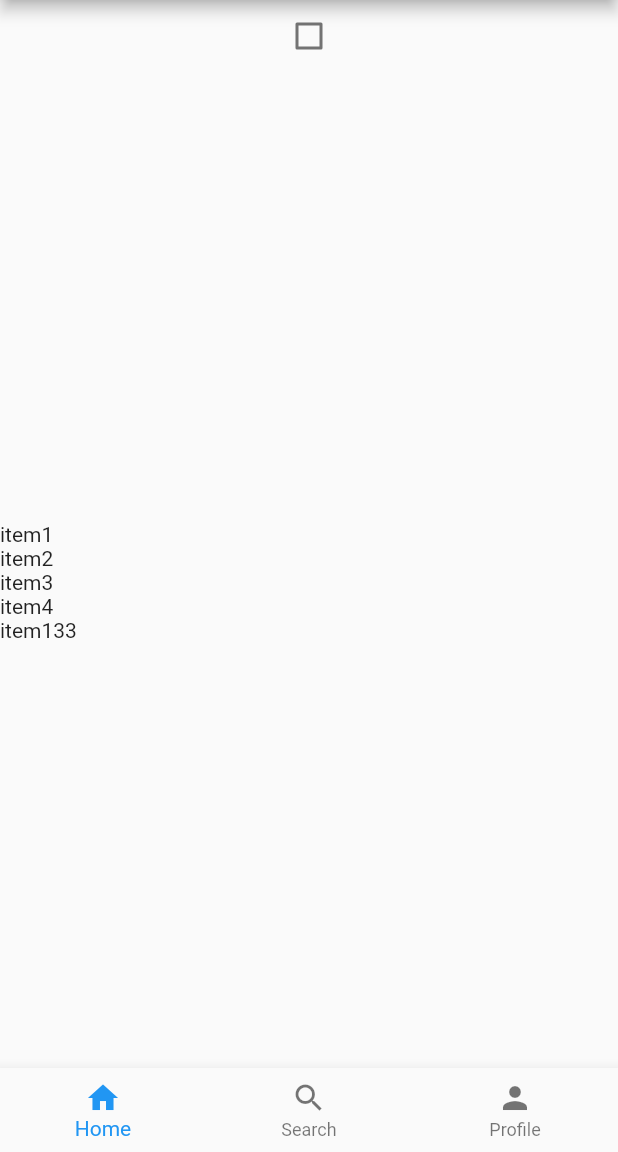
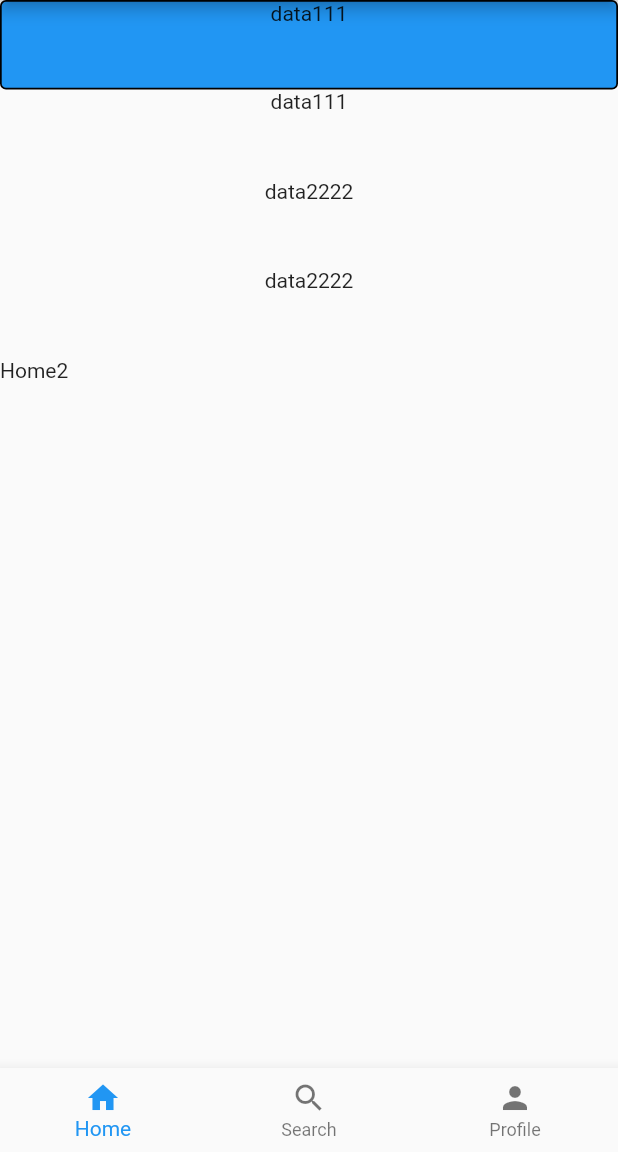
Before and after one commit to TestBirdSky/study_cross, a Flutter app: the screen it shows after launch, on a phone screen of 412 x 824 dp, the part 84-1236 px from its top. Run offline on Flutter 3.47's test engine with Material 2 defaults, Android fonts, the phone set to English and light mode, and no system bars; drawn by our look-alikes of flutter_slidable; our stand-ins replace flutter_screenutil, get, logger, scroll_date_picker.

```diff
--- a/lib/main.dart
+++ b/lib/main.dart
@@ -2,11 +2,13 @@ import 'package:flutter/cupertino.dart';
 import 'package:flutter/material.dart';
 import 'package:flutter/widgets.dart';
 import 'package:flutter_screenutil/flutter_screenutil.dart';
+import 'package:flutter_slidable/flutter_slidable.dart';
 import 'package:get/get.dart';
 import 'package:get/get_state_manager/get_state_manager.dart';
 import 'package:scroll_date_picker/scroll_date_picker.dart';
 import 'package:study_flutter/base/BaseController.dart';
 import 'package:study_flutter/base/BaseStateWidget.dart';
+import 'package:study_flutter/dialog.dart';
 import 'package:study_flutter/log.dart';
 
 void main() => runApp(MyApp2());
@@ -98,7 +100,7 @@ class MyApp2 extends BaseStateWidget<MyAppC> {
         minTextAdapt: true,
         splitScreenMode: true,
         builder: (context, child) {
-          return MaterialApp(
+          return GetMaterialApp(
             title: 'Bottom Navigation Bar Demo2',
             theme: ThemeData(
               primarySwatch: Colors.blue,
@@ -166,18 +168,149 @@ class TestPage extends BaseStateWidget<TestC> {
   @override
   Widget initWidget(BuildContext context) {
     logger.i("title$title");
-    return ListView(
+    return ListView(children: <Widget>[
+      Container(
+        height: 50.h,
+        child: PageView(
+          controller: PageController(initialPage: 0),
+          children: [
+            Container(
+              decoration: BoxDecoration(
+                color: Colors.blue,
+                borderRadius: BorderRadius.all(Radius.circular(4.0)),
+                border: Border.all(width: 1.w),
+              ),
+              child: Column(
+                children: [Text("data111")],
+              ),
+              height: 50.h,
+            ),
+            Container(
+              child: Column(
+                children: [Text("data2222")],
+              ),
+              height: 50.h,
+            ),
+          ],
+        ),
+      ),
+      Container(
+        height: 50.h,
+        child: PageView(
+          controller: null,
+          children: [
+            Container(
+              child: Column(
+                children: [Text("data111")],
+              ),
+              height: 50.h,
+            ),
+            Container(
+              child: Column(
+                children: [Text("data2222")],
+              ),
+              height: 50.h,
+            ),
+          ],
+        ),
+      ),
+      Container(
+        height: 50.h,
+        child: PageView(
+          controller: PageController(initialPage: 1),
+          children: [
+            Container(
+              child: Column(
+                children: [Text("data111")],
+              ),
+              height: 50.h,
+            ),
+            Container(
+              child: Column(
+                children: [Text("data2222")],
+              ),
+              height: 50.h,
+            ),
+          ],
+        ),
+      ),
+      Container(
+        height: 50.h,
+        child: PageView(
+          controller: PageController(initialPage: 1),
+          children: [
+            Container(
+              child: Column(
+                children: [Text("data111")],
+              ),
+              height: 50.h,
+            ),
+            Container(
+              child: Column(
+                children: [Text("data2222")],
+              ),
+              height: 50.h,
+            ),
+          ],
+        ),
+      ),
+      Slidable(
+          child: Row(
+            children: [
+              Container(
+                height: 30.h,
+                child: Text(title),
+              )
+            ],
+          ),
+          startActionPane: ActionPane(
+            motion: ScrollMotion(),
+            children: [
+              //左侧按钮列表
+              SlidableAction(
+                onPressed: _showSnackBar('111'),
+                backgroundColor: Color(0xFFFE4A49),
+                foregroundColor: Colors.white,
+                icon: Icons.delete,
+                label: 'Delete',
+              ),
+              CustomSlidableAction(
+                onPressed: _showSnackBar('custom'),
+                autoClose: true,
+                child: Text("322211111122227777777777777"),
+              )
+              // SlidableAction(
+              //   onPressed: _showSnackBar('Share'),
+              //   backgroundColor: Color(0xFF21B7CA),
+              //   foregroundColor: Colors.white,
+              //   icon: Icons.share,
+              //   label: 'Share',
+              // ),
+            ],
+          ),
+          endActionPane: ActionPane(
+            motion: ScrollMotion(),
+            children: [
+              //左侧按钮列表
+              SlidableAction(
+                onPressed: _showSnackBar('222'),
+                backgroundColor: Color(0xFFFE4A49),
+                foregroundColor: Colors.white,
+                icon: Icons.delete,
+                label: 'Delete',
+              ),
+              SlidableAction(
+                onPressed: _showSnackBar('Share'),
+                backgroundColor: Color(0xFF21B7CA),
+                foregroundColor: Colors.white,
+                icon: Icons.share,
+                label: 'Share',
+              ),
+            ],
+          ))
+    ]);
+    ListView(
       children: [
-        GetBuilder<TestC>(
-            id: 'check',
-            builder: (c) {
-              return Checkbox(
-                  value: controller.isChecked,
-                  onChanged: (onChanged) {
-                    controller.isChecked = onChanged ?? false;
-                    controller.update(['check']);
-                  });
-            }),
         Padding(padding: EdgeInsets.only(top: 300)),
         Text("item1"),
         Text("item2"),
@@ -202,6 +335,10 @@ class TestPage extends BaseStateWidget<TestC> {
       ],
     );
   }
+}
+
+_showSnackBar(String s) {
+  logger.i("s$s");
 }
 
 var _listView = [
@@ -296,6 +433,10 @@ class GetViewText extends GetView<MyAppC> {
                               trackColor: Colors.red,
                               onChanged: (onChanged) {
                                 c.isChecked = onChanged;
+                                if (onChanged)
+                                  DialogUtil.show();
+                                else
+                                  DialogUtil.dismiss();
                                 c.update(['page']);
                               }),
                         );
--- a/pubspec.yaml
+++ b/pubspec.yaml
@@ -40,6 +40,8 @@ dependencies:
   logger:
   flutter_screenutil: ^5.7.0
   scroll_date_picker: ^3.7.0
+  flutter_staggered_grid_view: ^0.6.2
+  flutter_slidable: ^2.0.0
 
 dev_dependencies:
   flutter_test:
```
Also changed, not shown: lib/dialog.dart (added, +64 -0 lines), pubspec.lock.
